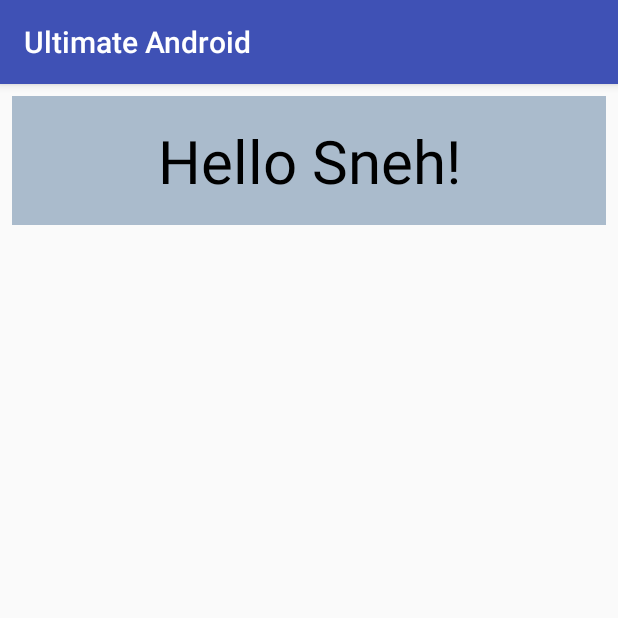
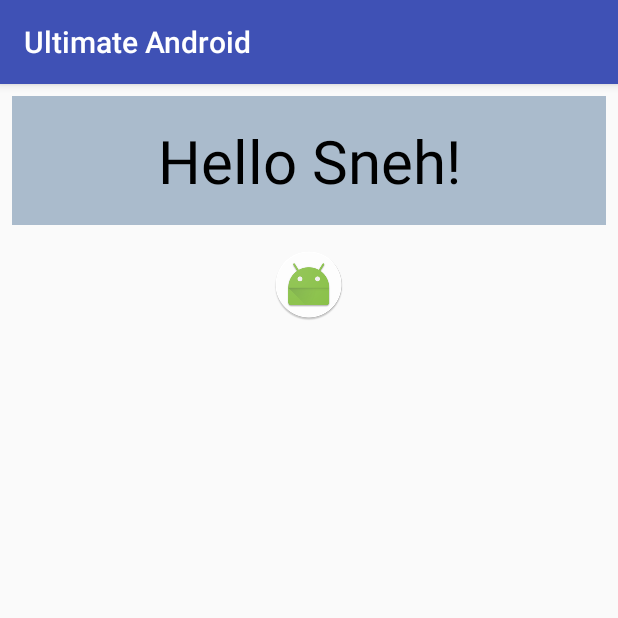
Before and after one commit to SnehPandya18/UltimateAndroid, an Android app: the screen it shows after launch (MainActivity), on a phone screen of 412 x 824 dp, the top half of it. Run offline under Robolectric (Android 15) with nearby library versions, the phone set to English and light mode, and no system bars.

Commit message:
Add ImageView

```diff
--- a/app/src/main/res/layout/activity_main.xml
+++ b/app/src/main/res/layout/activity_main.xml
@@ -7,6 +7,7 @@
     tools:context="com.snehpandya.ultimateandroid.MainActivity">
 
     <TextView
+        android:id="@+id/textview"
         android:layout_width="match_parent"
         android:layout_height="wrap_content"
         android:layout_margin="8dp"
@@ -16,4 +17,12 @@
         android:textAlignment="center"
         android:textColor="#000"
         android:textSize="40sp"/>
+
+    <ImageView
+        android:layout_width="wrap_content"
+        android:layout_height="wrap_content"
+        android:layout_below="@id/textview"
+        android:layout_centerHorizontal="true"
+        android:padding="8dp"
+        android:src="@mipmap/ic_launcher_round"/>
 </RelativeLayout>
```
